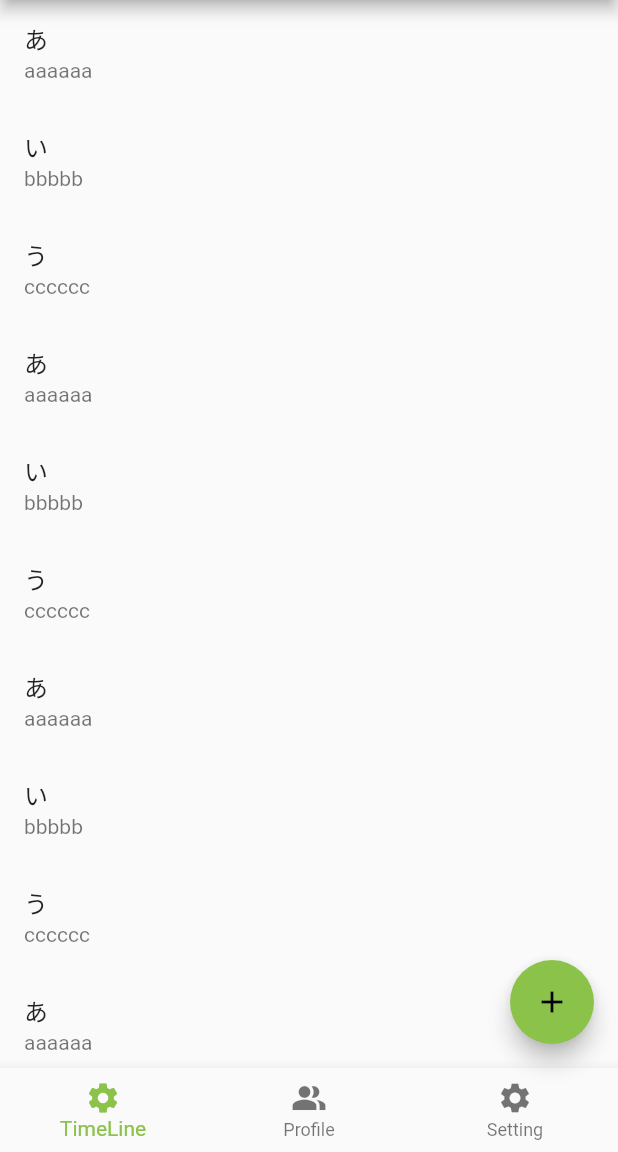
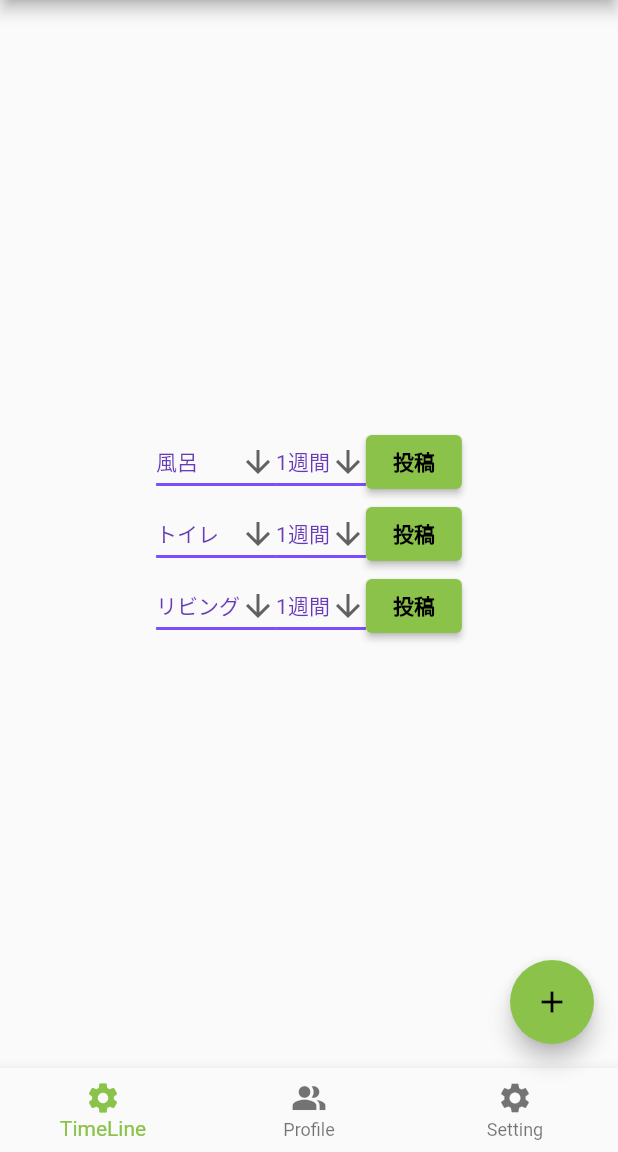
Before and after one commit to seipan1213/cleanApp, a Flutter app: the screen it shows after launch, on a phone screen of 412 x 824 dp, the part 84-1236 px from its top. Run offline on Flutter 3.47's test engine with Material 2 defaults, Android fonts, the phone set to English and light mode, and no system bars; missing offline and left inert: dart:ffi.

Commit message:
add cleaningSetting

```diff
--- /dev/null
+++ b/lib/fragments/cleaningSetting.dart
@@ -0,0 +1,262 @@
+import 'dart:ffi';
+
+import 'package:flutter/material.dart';
+
+import 'package:flutter/material.dart';
+
+class PostPage extends StatelessWidget {
+  PostPage({super.key, required this.title});
+
+  final String title;
+  int _counter = 0;
+
+  final Map<String, String> _dropDownMenu = {};
+
+  String comment = '';
+  String _selectedKey = '';
+
+  @override
+  Widget build(BuildContext context) {
+    return Scaffold(
+      appBar: AppBar(
+        title: Text(title),
+      ),
+      body: Center(
+        child: Column(
+          mainAxisAlignment: MainAxisAlignment.center,
+          children: <Widget>[
+            ToggleButtonsCleaningIntensity(),
+            DropdownButtonCleanSpot(),
+            TextField(onChanged: (String txt) {
+              comment = txt;
+            }),
+            SwitchListTileShareFlag(),
+            ElevatedButton(
+                onPressed: () {},
+                child: const Text(
+                  '投稿',
+                  style: TextStyle(fontWeight: FontWeight.bold),
+                )),
+          ],
+        ),
+      ),
+    );
+  }
+}
+
+class CleaningSettingForms extends StatefulWidget {
+  const CleaningSettingForms({super.key, required userId});
+  @override
+  State<CleaningSettingForms> createState() => _CleaningSettingFormsState();
+}
+
+class _CleaningSettingFormsState extends State<CleaningSettingForms> {
+  // 通信して現在の値を取得
+  List<Map> data = [
+    {'user_id': 'hoge', 'spot': '風呂', 'interval': '1'},
+    {'user_id': 'hoge', 'spot': 'トイレ', 'interval': '1'},
+    {'user_id': 'hoge', 'spot': 'リビング', 'interval': '1'},
+  ];
+  List<Widget> forms = [];
+  @override
+  void initState() {
+    // TODO: implement initState
+    forms = [];
+    super.initState();
+  }
+
+  @override
+  Widget build(BuildContext context) {
+    forms = [];
+    data.forEach((element) {
+      forms.add(Row(
+        mainAxisAlignment: MainAxisAlignment.center,
+        children: <Widget>[
+          DropdownButtonCleanSpot(
+            defaultValue: element['spot'],
+          ),
+          DropdownButtonCleaningInterval(
+            defaultValue: element['interval'],
+          ),
+          ElevatedButton(
+              onPressed: () {},
+              child: const Text(
+                '投稿',
+                style: TextStyle(fontWeight: FontWeight.bold),
+              )),
+        ],
+      ));
+    });
+    return Column(
+      mainAxisAlignment: MainAxisAlignment.center,
+      children: [...forms],
+    );
+  }
+}
+
+class DropdownButtonCleanSpot extends StatefulWidget {
+  final defaultValue;
+  const DropdownButtonCleanSpot({super.key, this.defaultValue});
+  @override
+  State<DropdownButtonCleanSpot> createState() =>
+      _DropdownButtonCleanSpotState();
+}
+
+final List<String> cleanSpotList = <String>['風呂', 'リビング', 'トイレ'];
+
+class _DropdownButtonCleanSpotState extends State<DropdownButtonCleanSpot> {
+  String? dropdownValue;
+  @override
+  void initState() {
+    super.initState();
+    dropdownValue = widget.defaultValue;
+  }
+
+  @override
+  Widget build(BuildContext context) {
+    return DropdownButton<String>(
+      value: dropdownValue,
+      icon: const Icon(Icons.arrow_downward),
+      elevation: 16,
+      style: const TextStyle(color: Colors.deepPurple),
+      underline: Container(
+        height: 2,
+        color: Colors.deepPurpleAccent,
+      ),
+      onChanged: (String? value) {
+        setState(() {
+          dropdownValue = value!;
+        });
+      },
+      items: cleanSpotList.map<DropdownMenuItem<String>>((String value) {
+        return DropdownMenuItem<String>(
+          value: value,
+          child: Text(value),
+        );
+      }).toList(),
+    );
+  }
+}
+
+class DropdownButtonCleaningInterval extends StatefulWidget {
+  final defaultValue;
+  const DropdownButtonCleaningInterval({super.key, this.defaultValue});
+
+  @override
+  State<DropdownButtonCleaningInterval> createState() =>
+      _DropdownButtonCleaningIntervalState();
+}
+
+final List<String> cleaningIntervalList = <String>["1", "2", "3", "4"];
+
+class _DropdownButtonCleaningIntervalState
+    extends State<DropdownButtonCleaningInterval> {
+  String? dropdownValue;
+  @override
+  void initState() {
+    super.initState();
+    dropdownValue = widget.defaultValue;
+  }
+
+  @override
+  Widget build(BuildContext context) {
+    return DropdownButton<String>(
+      value: dropdownValue,
+      icon: const Icon(Icons.arrow_downward),
+      elevation: 16,
+      style: const TextStyle(color: Colors.deepPurple),
+      underline: Container(
+        height: 2,
+        color: Colors.deepPurpleAccent,
+      ),
+      onChanged: (String? value) {
+        setState(() {
+          dropdownValue = value!;
+        });
+      },
+      items: cleaningIntervalList.map<DropdownMenuItem<String>>((String value) {
+        final text;
+        if (value == '4') {
+          text = Text('1ヶ月');
+        } else {
+          text = Text('${value}週間');
+        }
+        return DropdownMenuItem<String>(
+          value: value,
+          child: text,
+        );
+      }).toList(),
+    );
+  }
+}
+
+const List<Widget> intensity = <Widget>[
+  Text('ちょっと頑張った'),
+  Text('普通に頑張った'),
+  Text('すごく頑張った！')
+];
+
+class ToggleButtonsCleaningIntensity extends StatefulWidget {
+  const ToggleButtonsCleaningIntensity({super.key});
+
+  @override
+  State<ToggleButtonsCleaningIntensity> createState() =>
+      _ToggleButtonCleaningIntensityState();
+}
+
+class _ToggleButtonCleaningIntensityState
+    extends State<ToggleButtonsCleaningIntensity> {
+  final List<bool> _selectedintensity = <bool>[true, false, false];
+  bool vertical = false;
+
+  @override
+  Widget build(BuildContext context) {
+    return ToggleButtons(
+      direction: vertical ? Axis.vertical : Axis.horizontal,
+      onPressed: (int index) {
+        setState(() {
+          // The button that is tapped is set to true, and the others to false.
+          for (int i = 0; i < _selectedintensity.length; i++) {
+            _selectedintensity[i] = i == index;
+          }
+        });
+      },
+      borderRadius: const BorderRadius.all(Radius.circular(8)),
+      selectedBorderColor: Colors.red[700],
+      selectedColor: Colors.white,
+      fillColor: Colors.red[200],
+      color: Colors.red[400],
+      constraints: const BoxConstraints(
+        minHeight: 40.0,
+        minWidth: 80.0,
+      ),
+      isSelected: _selectedintensity,
+      children: intensity,
+    );
+  }
+}
+
+class SwitchListTileShareFlag extends StatefulWidget {
+  const SwitchListTileShareFlag({super.key});
+
+  @override
+  State<SwitchListTileShareFlag> createState() =>
+      _SwitchListTileShareFlagState();
+}
+
+class _SwitchListTileShareFlagState extends State<SwitchListTileShareFlag> {
+  bool _is_share = false;
+
+  @override
+  Widget build(BuildContext context) {
+    return SwitchListTile(
+      title: const Text('isShare'),
+      value: _is_share,
+      onChanged: (bool value) {
+        setState(() {
+          _is_share = value;
+        });
+      },
+    );
+  }
+}
--- a/lib/fragments/cleaning_setting.dart
+++ /dev/null
@@ -1 +0,0 @@
-import 'package:flutter/material.dart';
--- a/lib/main.dart
+++ b/lib/main.dart
@@ -1,6 +1,7 @@
 import 'package:flutter/material.dart';
 import 'fragments/profile.dart';
 import 'fragments/timeline.dart';
+import 'fragments/cleaningSetting.dart';
 
 void main() {
   runApp(const MyApp());
@@ -55,7 +56,8 @@ class _MyHomePageState extends State<MyHomePage> {
       appBar: AppBar(
         title: Text(widget.title),
       ),
-      body: pages[selectIndex],
+      // body: pages[selectIndex],
+      body: CleaningSettingForms(userId: 'aaa'),
       floatingActionButton: FloatingActionButton(
         onPressed: _incrementCounter,
         tooltip: 'Increment',
```
